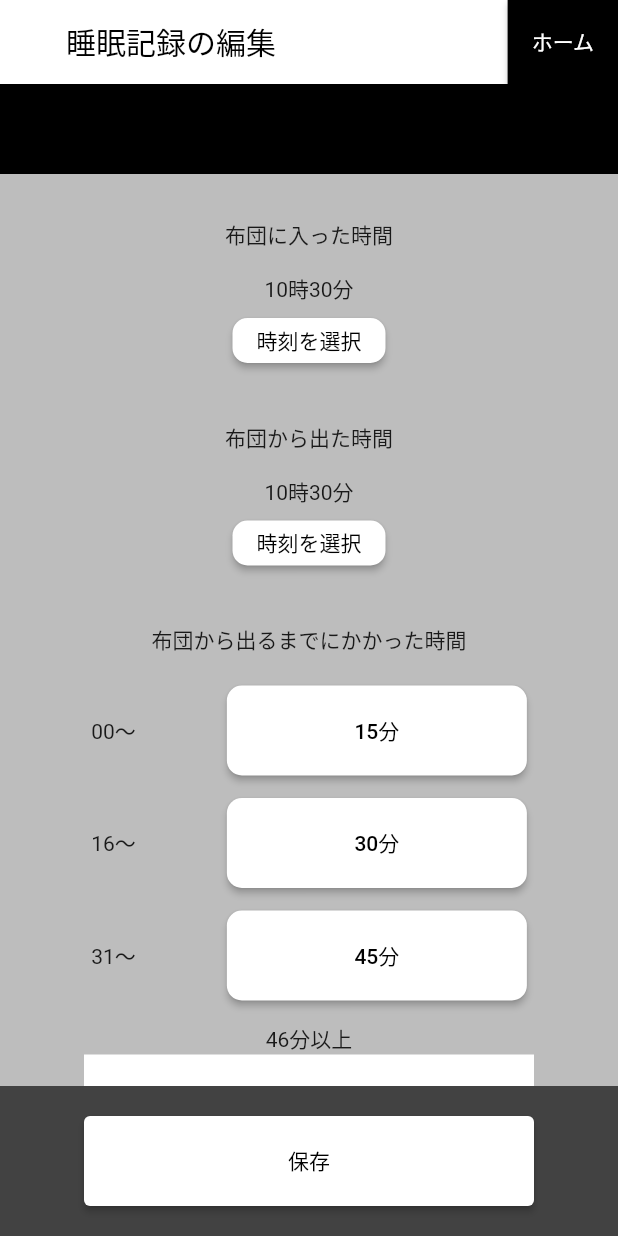
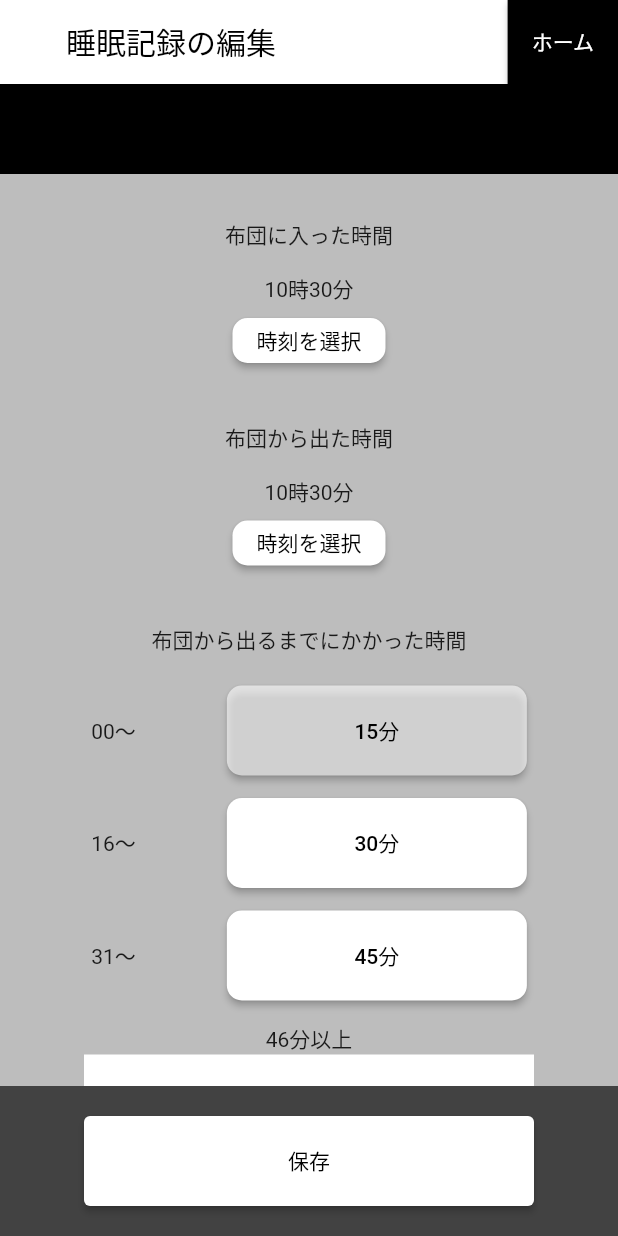
Before and after one commit to codeforjapan/Gussuri, a Flutter app: the SleepyEdit screen opened directly with empty values, after a tap on "15分", on a phone screen of 412 x 824 dp. Run offline on Flutter 3.47's test engine with Material 2 defaults, Android fonts, the phone set to English and light mode, and no system bars; our stand-ins replace cloud_firestore, device_info_plus, firebase_core, flutter_screenutil, table_calendar; accounts and stored records are empty; generated files the repository leaves out were written again; statements that could not run were skipped.

Commit message:
feat: set function on sleepy edit

```diff
--- a/lib/sleepyEdit.dart
+++ b/lib/sleepyEdit.dart
@@ -11,7 +11,8 @@ class SleepyEdit extends StatefulWidget {
   final String value;
 
   const SleepyEdit(Map<List<Event>, List<Event>> map,
-      {Key? key, required this.value}) : super(key: key);
+      {Key? key, required this.value})
+      : super(key: key);
 
   @override
   State<SleepyEdit> createState() => _SleepyState();
@@ -50,6 +51,12 @@ class _SleepyState extends State<SleepyEdit> {
     _editDate = '${paths[1]}年${paths[2]}月${paths[3]}日';
   }
 
+  void setSleepyData(String key, dynamic value) {
+    setState(() {
+      _sleepyData[key] = value;
+    });
+  }
+
   @override
   void initState() {
     super.initState();
@@ -67,6 +74,7 @@ class _SleepyState extends State<SleepyEdit> {
         GlobalObjectKey<DropBoxWidgetState>('__DROP_BOX_KEY__');
     const sleepyDropBoxKeySecond =
         GlobalObjectKey<DropBoxWidgetState>('__DROP_BOX_KEY2__');
+    const selectedBgColor = Colors.white60;
 
     return Scaffold(
       backgroundColor: const Color(0xFFBDBDBD),
@@ -87,8 +95,7 @@ class _SleepyState extends State<SleepyEdit> {
                   borderRadius: BorderRadius.all(
                     Radius.circular(0),
                   ),
-                )
-            ),
+                )),
             onPressed: () {
               Navigator.push(context,
                   MaterialPageRoute(builder: (context) => const Home()));
@@ -107,9 +114,10 @@ class _SleepyState extends State<SleepyEdit> {
             child: Padding(
               padding: const EdgeInsets.all(20),
               child: Center(
-                  child: Text(_editDate,
-                    style:
-                    const TextStyle(fontWeight: FontWeight.bold, color: Colors.white),
+                  child: Text(
+                _editDate,
+                style: const TextStyle(
+                    fontWeight: FontWeight.bold, color: Colors.white),
               )),
             ),
           ),
@@ -125,8 +133,7 @@ class _SleepyState extends State<SleepyEdit> {
                       child: const Text("布団に入った時間")),
                   Container(
                       alignment: Alignment.center,
-                              child: const TimePickerWidget(
-                                  key: timePickerKey)),
+                      child: const TimePickerWidget(key: timePickerKey)),
                 ],
               ),
               Column(
@@ -137,8 +144,7 @@ class _SleepyState extends State<SleepyEdit> {
                       child: const Text("布団から出た時間")),
                   Container(
                       alignment: Alignment.center,
-                              child: const TimePickerWidget(
-                                  key: timePickerKeySecond)),
+                      child: const TimePickerWidget(key: timePickerKeySecond)),
                 ],
               ),
               Column(
@@ -150,82 +156,88 @@ class _SleepyState extends State<SleepyEdit> {
                     mainAxisAlignment: MainAxisAlignment.spaceAround,
                     children: [
                       Row(
-                                mainAxisAlignment: MainAxisAlignment
-                                    .spaceEvenly,
+                        mainAxisAlignment: MainAxisAlignment.spaceEvenly,
                         children: [
                           const Text("00〜"),
                           ElevatedButton(
                             child: const Text('15分'),
                             style: ElevatedButton.styleFrom(
                                 minimumSize: const Size(200, 60),
-                                        backgroundColor: Colors.white,
+                                backgroundColor: _sleepyData["SOL"] == "00~15"
+                                    ? selectedBgColor
+                                    : Colors.white,
                                 foregroundColor: Colors.black,
                                 shape: const RoundedRectangleBorder(
                                   borderRadius: BorderRadius.all(
                                     Radius.circular(10),
                                   ),
                                 )),
-                                    onPressed: () {},
+                            onPressed: () {
+                              setSleepyData("SOL", "00~15");
+                            },
                           )
                         ],
                       ),
                       const Padding(padding: EdgeInsets.only(top: 15)),
                       Row(
-                                mainAxisAlignment: MainAxisAlignment
-                                    .spaceEvenly,
+                        mainAxisAlignment: MainAxisAlignment.spaceEvenly,
                         children: [
                           const Text("16〜"),
                           ElevatedButton(
                             child: const Text('30分'),
                             style: ElevatedButton.styleFrom(
                                 minimumSize: const Size(200, 60),
-                                        backgroundColor: Colors.white,
+                                backgroundColor: _sleepyData["SOL"] == "16~30"
+                                    ? selectedBgColor
+                                    : Colors.white,
                                 foregroundColor: Colors.black,
                                 shape: const RoundedRectangleBorder(
                                   borderRadius: BorderRadius.all(
                                     Radius.circular(10),
                                   ),
                                 )),
-                                    onPressed: () {},
+                            onPressed: () {
+                              setSleepyData("SOL", "16~30");
+                            },
                           )
                         ],
                       ),
                       const Padding(padding: EdgeInsets.only(top: 15)),
                       Row(
-                                mainAxisAlignment: MainAxisAlignment
-                                    .spaceEvenly,
+                        mainAxisAlignment: MainAxisAlignment.spaceEvenly,
                         children: [
                           const Text("31〜"),
                           ElevatedButton(
                             child: const Text('45分'),
                             style: ElevatedButton.styleFrom(
                                 minimumSize: const Size(200, 60),
-                                        backgroundColor: Colors.white,
+                                backgroundColor: _sleepyData["SOL"] == "31~45"
+                                    ? selectedBgColor
+                                    : Colors.white,
                                 foregroundColor: Colors.black,
                                 shape: const RoundedRectangleBorder(
                                   borderRadius: BorderRadius.all(
                                     Radius.circular(10),
                                   ),
                                 )),
-                                    onPressed: () {},
+                            onPressed: () {
+                              setSleepyData("SOL", "31~45");
+                            },
                           )
                         ],
                       ),
                       const Padding(padding: EdgeInsets.only(top: 15)),
                       Row(
-                                mainAxisAlignment: MainAxisAlignment
-                                    .spaceEvenly,
+                        mainAxisAlignment: MainAxisAlignment.spaceEvenly,
                         children: [
                           Container(
                             alignment: Alignment.centerLeft,
                             child: Column(
                               children: const [
-                                        Text(
-                                            "46分以上", textAlign: TextAlign.left),
+                                Text("46分以上", textAlign: TextAlign.left),
                                 SizedBox(
                                   width: 300,
-                                          child: DropBoxWidget(
-                                              key: sleepyDropBoxKey),
+                                  child: DropBoxWidget(key: sleepyDropBoxKey),
                                 )
                               ],
                             ),
@@ -245,78 +257,88 @@ class _SleepyState extends State<SleepyEdit> {
                     mainAxisAlignment: MainAxisAlignment.spaceAround,
                     children: [
                       Row(
-                                mainAxisAlignment: MainAxisAlignment
-                                    .spaceEvenly,
+                        mainAxisAlignment: MainAxisAlignment.spaceEvenly,
                         children: [
                           const Text("00〜"),
                           ElevatedButton(
                             child: const Text('15分'),
                             style: ElevatedButton.styleFrom(
                                 minimumSize: const Size(200, 60),
-                                        backgroundColor: Colors.white,
+                                backgroundColor:
+                                    _sleepyData["TASAFA"] == "00~15"
+                                        ? selectedBgColor
+                                        : Colors.white,
                                 foregroundColor: Colors.black,
                                 shape: const RoundedRectangleBorder(
                                   borderRadius: BorderRadius.all(
                                     Radius.circular(10),
                                   ),
                                 )),
-                                    onPressed: () {},
+                            onPressed: () {
+                              setSleepyData("TASAFA", "00~15");
+                            },
                           )
                         ],
                       ),
                       const Padding(padding: EdgeInsets.only(top: 15)),
                       Row(
-                                mainAxisAlignment: MainAxisAlignment
-                                    .spaceEvenly,
+                        mainAxisAlignment: MainAxisAlignment.spaceEvenly,
                         children: [
                           const Text("16〜"),
                           ElevatedButton(
                             child: const Text('30分'),
                             style: ElevatedButton.styleFrom(
                                 minimumSize: const Size(200, 60),
-                                        backgroundColor: Colors.white,
+                                backgroundColor:
+                                    _sleepyData["TASAFA"] == "16~30"
+                                        ? selectedBgColor
+                                        : Colors.white,
                                 foregroundColor: Colors.black,
                                 shape: const RoundedRectangleBorder(
                                   borderRadius: BorderRadius.all(
                                     Radius.circular(10),
                                   ),
                                 )),
-                                    onPressed: () {},
+                            onPressed: () {
+                              setSleepyData("TASAFA", "16~30");
+                            },
                           )
                         ],
                       ),
                       const Padding(padding: EdgeInsets.only(top: 15)),
                       Row(
-                                mainAxisAlignment: MainAxisAlignment
-                                    .spaceEvenly,
+                        mainAxisAlignment: MainAxisAlignment.spaceEvenly,
                         children: [
                           const Text("31〜"),
                           ElevatedButton(
                             child: const Text('45分'),
                             style: ElevatedButton.styleFrom(
                                 minimumSize: const Size(200, 60),
-                                        backgroundColor: Colors.white,
+                                backgroundColor:
+                                    _sleepyData["TASAFA"] == "31~45"
+                                        ? selectedBgColor
+                                        : Colors.white,
                                 foregroundColor: Colors.black,
                                 shape: const RoundedRectangleBorder(
                                   borderRadius: BorderRadius.all(
                                     Radius.circular(10),
                                   ),
                                 )),
-                                    onPressed: () {},
+                            onPressed: () {
+                              setSleepyData("TASAFA", "31~45");
+                            },
                           )
                         ],
                       ),
                       const Padding(padding: EdgeInsets.only(top: 15)),
                       Row(
-                                mainAxisAlignment: MainAxisAlignment
-                                    .spaceEvenly,
+                        mainAxisAlignment: MainAxisAlignment.spaceEvenly,
                         children: [
                           Container(
                             alignment: Alignment.centerLeft,
                             child: Column(
                               children: const [
-                                        Text(
-                                            "46分以上", textAlign: TextAlign.left),
+                                Text("46分以上", textAlign: TextAlign.left),
                                 SizedBox(
                                   width: 300,
                                   child: DropBoxWidget(
@@ -344,14 +366,18 @@ class _SleepyState extends State<SleepyEdit> {
                             child: const Text('0回'),
                             style: ElevatedButton.styleFrom(
                               minimumSize: const Size(300, 80),
-                                      backgroundColor: Colors.white,
+                              backgroundColor: _sleepyData["NOA"] == null
+                                  ? selectedBgColor
+                                  : Colors.white,
                               foregroundColor: Colors.black,
                               shape: const RoundedRectangleBorder(
                                   borderRadius: BorderRadius.all(
                                 Radius.circular(10),
                               )),
                             ),
-                                    onPressed: () {},
+                            onPressed: () {
+                              setSleepyData("NOA", null);
+                            },
                           )),
                       Container(
                           padding: const EdgeInsets.all(10),
@@ -359,14 +385,18 @@ class _SleepyState extends State<SleepyEdit> {
                             child: const Text('1回'),
                             style: ElevatedButton.styleFrom(
                               minimumSize: const Size(300, 80),
-                                      backgroundColor: Colors.white,
+                              backgroundColor: _sleepyData["NOA"] == 1
+                                  ? selectedBgColor
+                                  : Colors.white,
                               foregroundColor: Colors.black,
                               shape: const RoundedRectangleBorder(
                                   borderRadius: BorderRadius.all(
                                 Radius.circular(10),
                               )),
                             ),
-                                    onPressed: () {},
+                            onPressed: () {
+                              setSleepyData("NOA", 1);
+                            },
                           )),
                       Container(
                           padding: const EdgeInsets.all(10),
@@ -374,14 +404,18 @@ class _SleepyState extends State<SleepyEdit> {
                             child: const Text('2回'),
                             style: ElevatedButton.styleFrom(
                               minimumSize: const Size(300, 80),
-                                      backgroundColor: Colors.white,
+                              backgroundColor: _sleepyData["NOA"] == 2
+                                  ? selectedBgColor
+                                  : Colors.white,
                               foregroundColor: Colors.black,
                               shape: const RoundedRectangleBorder(
                                   borderRadius: BorderRadius.all(
                                 Radius.circular(10),
                               )),
                             ),
-                                    onPressed: () {},
+                            onPressed: () {
+                              setSleepyData("NOA", 2);
+                            },
                           )),
                       Container(
                           padding: const EdgeInsets.all(10),
@@ -389,14 +423,18 @@ class _SleepyState extends State<SleepyEdit> {
                             child: const Text('3回以上'),
                             style: ElevatedButton.styleFrom(
                               minimumSize: const Size(300, 80),
-                                      backgroundColor: Colors.white,
+                              backgroundColor: _sleepyData["NOA"] == "3~"
+                                  ? selectedBgColor
+                                  : Colors.white,
                               foregroundColor: Colors.black,
                               shape: const RoundedRectangleBorder(
                                   borderRadius: BorderRadius.all(
                                 Radius.circular(10),
                               )),
                             ),
-                                    onPressed: () {},
+                            onPressed: () {
+                              setSleepyData("NOA", "3~");
+                            },
                           )),
                     ]),
               ]),
@@ -413,14 +451,18 @@ class _SleepyState extends State<SleepyEdit> {
                             child: const Text('比較的すぐ'),
                             style: ElevatedButton.styleFrom(
                               minimumSize: const Size(300, 80),
-                                      backgroundColor: Colors.white,
+                              backgroundColor: _sleepyData["WASO"] == 0
+                                  ? selectedBgColor
+                                  : Colors.white,
                               foregroundColor: Colors.black,
                               shape: const RoundedRectangleBorder(
                                   borderRadius: BorderRadius.all(
                                 Radius.circular(10),
                               )),
                             ),
-                                    onPressed: () {},
+                            onPressed: () {
+                              setSleepyData("WASO", 0);
+                            },
                           )),
                       Container(
                           padding: const EdgeInsets.all(10),
@@ -428,14 +470,18 @@ class _SleepyState extends State<SleepyEdit> {
                             child: const Text('30分くらい'),
                             style: ElevatedButton.styleFrom(
                               minimumSize: const Size(300, 80),
-                                      backgroundColor: Colors.white,
+                              backgroundColor: _sleepyData["WASO"] == 30
+                                  ? selectedBgColor
+                                  : Colors.white,
                               foregroundColor: Colors.black,
                               shape: const RoundedRectangleBorder(
                                   borderRadius: BorderRadius.all(
                                 Radius.circular(10),
                               )),
                             ),
-                                    onPressed: () {},
+                            onPressed: () {
+                              setSleepyData("WASO", 30);
+                            },
                           )),
                       Container(
                           padding: const EdgeInsets.all(10),
@@ -443,14 +489,18 @@ class _SleepyState extends State<SleepyEdit> {
                             child: const Text('1時間くらい'),
                             style: ElevatedButton.styleFrom(
                               minimumSize: const Size(300, 80),
-                                      backgroundColor: Colors.white,
+                              backgroundColor: _sleepyData["WASO"] == 60
+                                  ? selectedBgColor
+                                  : Colors.white,
                               foregroundColor: Colors.black,
                               shape: const RoundedRectangleBorder(
                                   borderRadius: BorderRadius.all(
                                 Radius.circular(10),
                               )),
                             ),
-                                    onPressed: () {},
+                            onPressed: () {
+                              setSleepyData("WASO", 60);
+                            },
                           )),
                       Container(
                           padding: const EdgeInsets.all(10),
@@ -458,14 +508,18 @@ class _SleepyState extends State<SleepyEdit> {
                             child: const Text('２時間以上'),
                             style: ElevatedButton.styleFrom(
                               minimumSize: const Size(300, 80),
-                                      backgroundColor: Colors.white,
+                              backgroundColor: _sleepyData["WASO"] == 120
+                                  ? selectedBgColor
+                                  : Colors.white,
                               foregroundColor: Colors.black,
                               shape: const RoundedRectangleBorder(
                                   borderRadius: BorderRadius.all(
                                 Radius.circular(10),
                               )),
                             ),
-                                    onPressed: () {},
+                            onPressed: () {
+                              setSleepyData("WASO", 120);
+                            },
                           )),
                     ]),
               ]),
@@ -481,15 +535,15 @@ class _SleepyState extends State<SleepyEdit> {
                   ),
                   width: 350.w,
                   child: TextField(
-                            controller: TextEditingController(text: _sleepyData["comments"]),
+                    controller:
+                        TextEditingController(text: _sleepyData["comments"]),
                     decoration: InputDecoration(
                       hintText: 'メモ',
                       contentPadding: EdgeInsets.symmetric(
                           horizontal: 20.w, vertical: 10.h),
                       focusedBorder: OutlineInputBorder(
                         borderSide:
-                                const BorderSide(
-                                    color: Colors.white, width: 2.0),
+                            const BorderSide(color: Colors.white, width: 2.0),
                         borderRadius: BorderRadius.circular(25.0),
                       ),
                     ),
```
Lines whose indentation alone changed are shown as unchanged.
